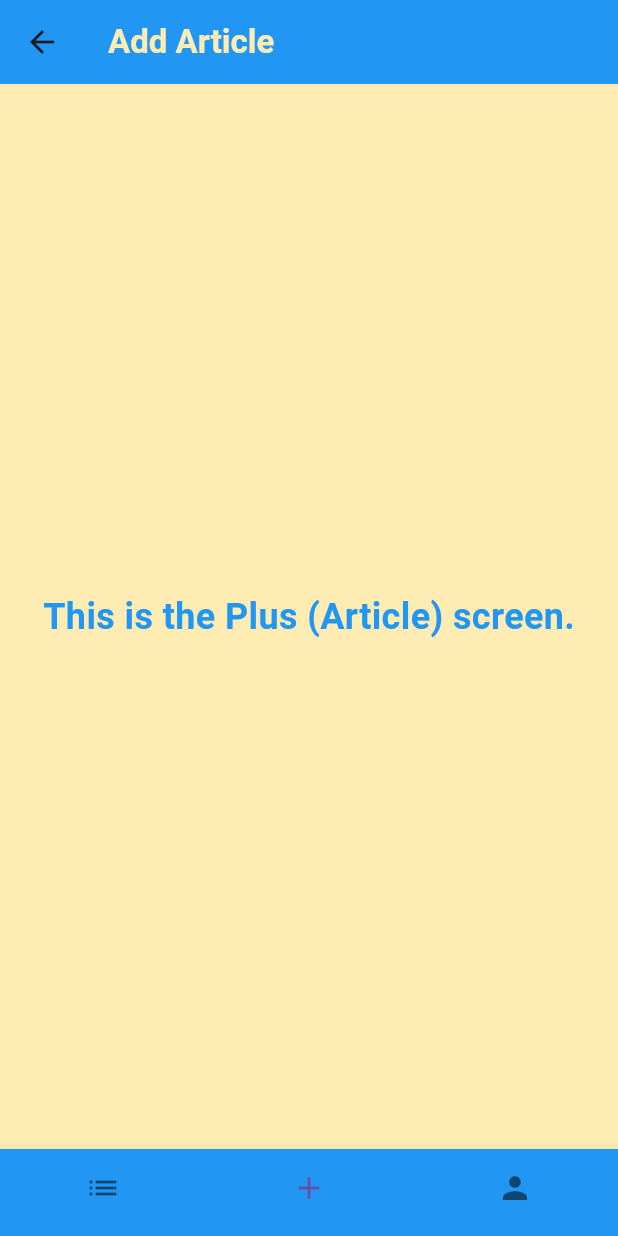
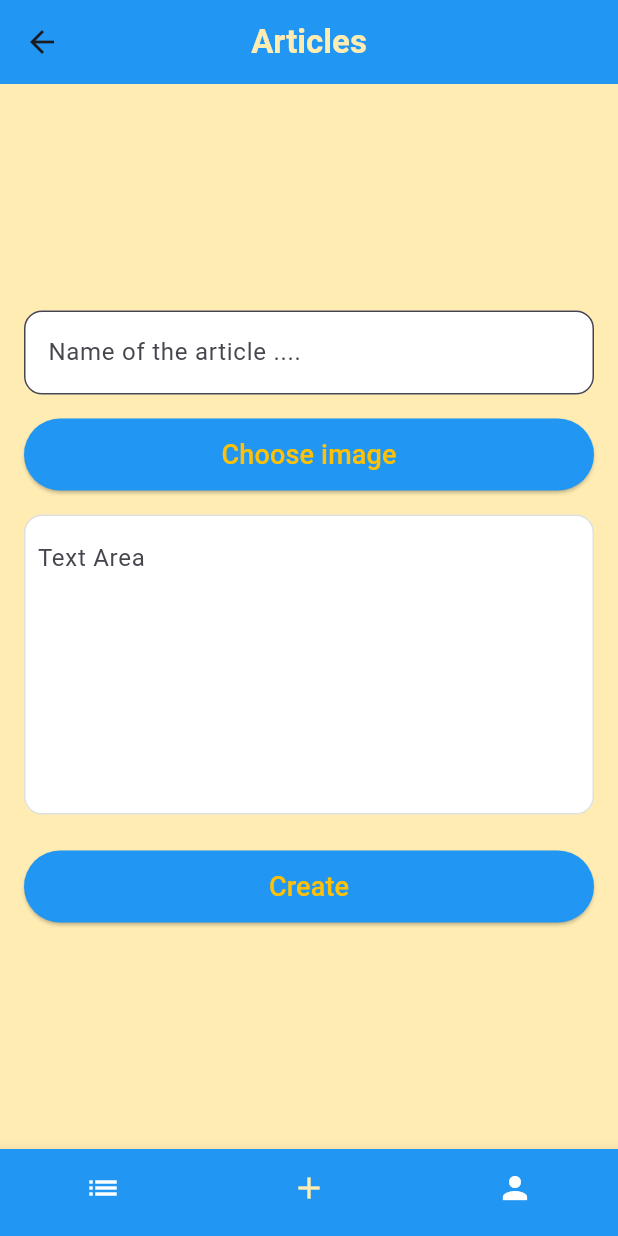
Before and after one commit to kyliantaguelmint/MobileProgrammingFinalProject, a Flutter app: the PlusScreen screen opened by its route, on a phone screen of 412 x 824 dp. Run offline on Flutter 3.47's test engine with Material 3 defaults, Android fonts, the phone set to English and light mode, and no system bars; our stand-ins replace awesome_notifications, cloud_firestore, firebase_auth, firebase_core; accounts and stored records are empty.

```diff
--- a/lib/screens/plus_screen.dart
+++ b/lib/screens/plus_screen.dart
@@ -9,6 +9,9 @@ class PlusScreen extends StatefulWidget {
 
 class _PlusScreenState extends State<PlusScreen> {
   int _selectedScreen = 1;
+
+  final TextEditingController _titleController = TextEditingController();
+  final TextEditingController _contentController = TextEditingController();
 
   void _onButtonTapped(int i) {
     if (i == _selectedScreen) return;
@@ -30,25 +33,81 @@ class _PlusScreenState extends State<PlusScreen> {
     return Scaffold(
       appBar: AppBar(
         title: Text(
-          'Add Article',
+          'Articles',
           style: TextStyle(
             fontWeight: FontWeight.bold,
             color: Colors.amber[100],
           ),
         ),
         backgroundColor: Colors.blue,
+        centerTitle: true,
       ),
-      body: const Center(
-        child: Text(
-          'This is the Plus (Article) screen.',
-          style: TextStyle(
-            color: Colors.blue,
-            fontSize: 24,
-            fontWeight: FontWeight.bold,
+      backgroundColor: Colors.amber[100],
+      body: Center(
+        child: SingleChildScrollView(
+          padding: const EdgeInsets.all(16),
+          child: Column(
+            mainAxisAlignment: MainAxisAlignment.center,
+            children: [
+              TextField(
+                controller: _titleController,
+                decoration: InputDecoration(
+                  filled: true,
+                  fillColor: Colors.white,
+                  hintText: 'Name of the article ....',
+                  border: OutlineInputBorder(
+                    borderRadius: BorderRadius.circular(12),
+                  ),
+                ),
+              ),
+              const SizedBox(height: 16),
+              ElevatedButton(
+                onPressed: () {
+                  // TODO: implement image picker
+                },
+                style: ElevatedButton.styleFrom(
+                  backgroundColor: Colors.blue,
+                  minimumSize: const Size.fromHeight(48),
+                ),
+                child: const Text('Choose image',style: TextStyle(fontSize: 18, color: Colors.amber),),
+              ),
+              const SizedBox(height: 16),
+              Container(
+                height: 200,
+                padding: const EdgeInsets.all(8),
+                decoration: BoxDecoration(
+                  color: Colors.white,
+                  border: Border.all(color: Colors.black12),
+                  borderRadius: BorderRadius.circular(12),
+                ),
+                child: TextField(
+                  controller: _contentController,
+                  maxLines: null,
+                  expands: true,
+                  decoration: const InputDecoration(
+                    border: InputBorder.none,
+                    hintText: 'Text Area',
+                  ),
+                ),
+              ),
+              const SizedBox(height: 24),
+              ElevatedButton(
+                onPressed: () {
+                  // TODO: implement create article logic
+                },
+                style: ElevatedButton.styleFrom(
+                  backgroundColor: Colors.blue,
+                  minimumSize: const Size.fromHeight(48),
+                ),
+                child: const Text(
+                  'Create',
+                  style: TextStyle(fontSize: 18, color: Colors.amber),
+                ),
+              ),
+            ],
           ),
         ),
       ),
-      backgroundColor: Colors.amber[100],
       bottomNavigationBar: NavigationSection(
         currentSection: _selectedScreen,
         onTap: _onButtonTapped,
@@ -75,6 +134,8 @@ class NavigationSection extends StatelessWidget {
       onTap: onTap,
       showSelectedLabels: false,
       showUnselectedLabels: false,
+      selectedItemColor: Colors.amber[100],
+      unselectedItemColor: Colors.white,
       items: const [
         BottomNavigationBarItem(icon: Icon(Icons.list), label: 'Home'),
         BottomNavigationBarItem(icon: Icon(Icons.add), label: 'Article'),
```
